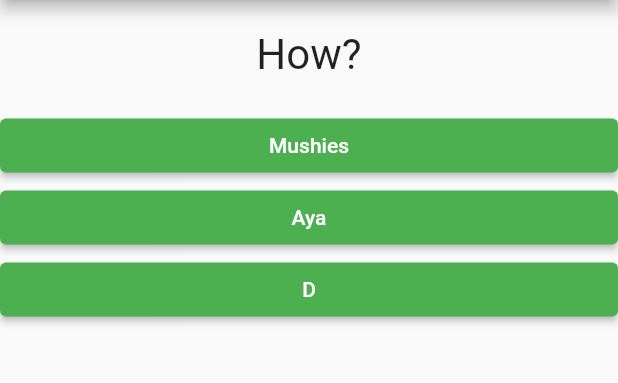
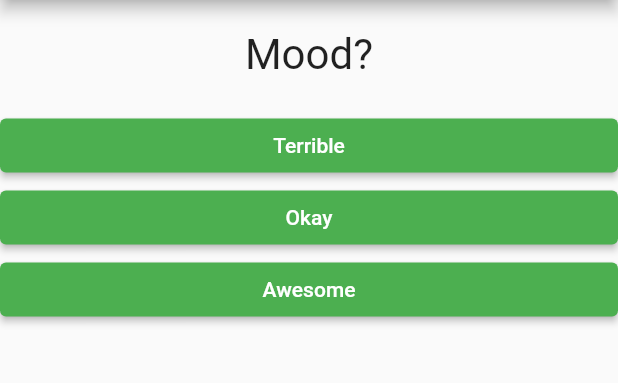
Before and after one commit to hlmichellemasters/flut, a Flutter app: the screen it shows after launch, on a phone screen of 412 x 824 dp, the part 84-467 px from its top. Run offline on Flutter 3.47's test engine with Material 2 defaults, Android fonts, the phone set to English and light mode, and no system bars.

```diff
--- a/lib/main.dart
+++ b/lib/main.dart
@@ -14,21 +14,36 @@ class MyApp extends StatefulWidget {
 class _MyAppState extends State<MyApp> {
   final _questions = const [
     {
-      'questionText': 'How?',
-      'answers': ['Mushies', 'Aya', 'D']
+      'questionText': 'Mood?',
+      'answers': [
+        {'text': 'Terrible', 'score': 0},
+        {'text': 'Okay', 'score': 5},
+        {'text': 'Awesome', 'score': 10},
+      ]
     },
     {
-      'questionText': 'Why?',
-      'answers': ['Sad', 'Mad', 'Glad']
+      'questionText': 'What?',
+      'answers': [
+        {'text': 'Sad', 'score': 0},
+        {'text': 'Mad', 'score': 5},
+        {'text': 'Glad', 'score': 10},
+      ]
     },
     {
-      'questionText': 'When',
-      'answers': ['Now', '2 Weeks', '2 Months']
+      'questionText': 'How long?',
+      'answers': [
+        {'text': 'Now', 'score': 0},
+        {'text': '2 Hours', 'score': 5},
+        {'text': 'All Day', 'score': 10},
+      ]
     },
   ];
   var _questionIndex = 0;
+  var _totalScore = 0;
 
-  void _answerQuestion() {
+  void _answerQuestion(int score) {
+    _totalScore += score;
+
     setState(() {
       _questionIndex = _questionIndex + 1;
     });
--- a/lib/quiz.dart
+++ b/lib/quiz.dart
@@ -8,7 +8,7 @@ import './answer.dart';
 
 class Quiz extends StatelessWidget {
   final List<Map<String, Object>> questions;
-  final VoidCallback answerQuestion;
+  final Function answerQuestion;
   final int questionIndex;
 
   Quiz(
@@ -21,8 +21,9 @@ class Quiz extends StatelessWidget {
     return Column(
       children: [
         Question(questions[questionIndex]['questionText']),
-        ...(questions[questionIndex]['answers'] as List<String>).map((answer) {
-          return Answer(answerQuestion, answer);
+        ...(questions[questionIndex]['answers'] as List<Map<String, Object>>)
+            .map((answer) {
+          return Answer(() => answerQuestion(answer['score']), answer['text']);
         }).toList()
       ],
     );
```
